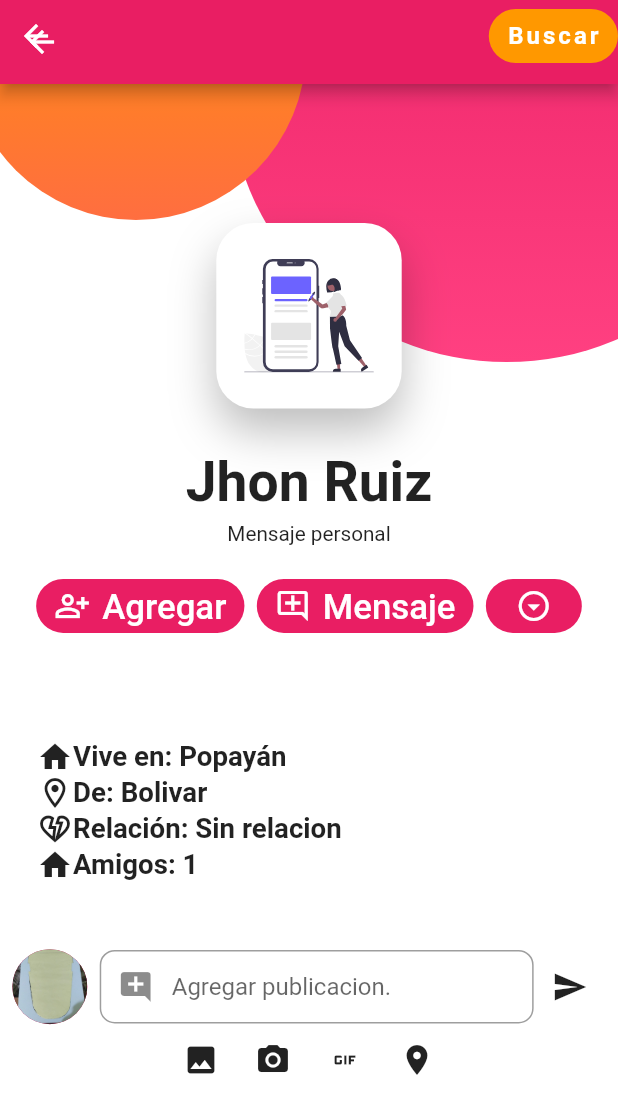
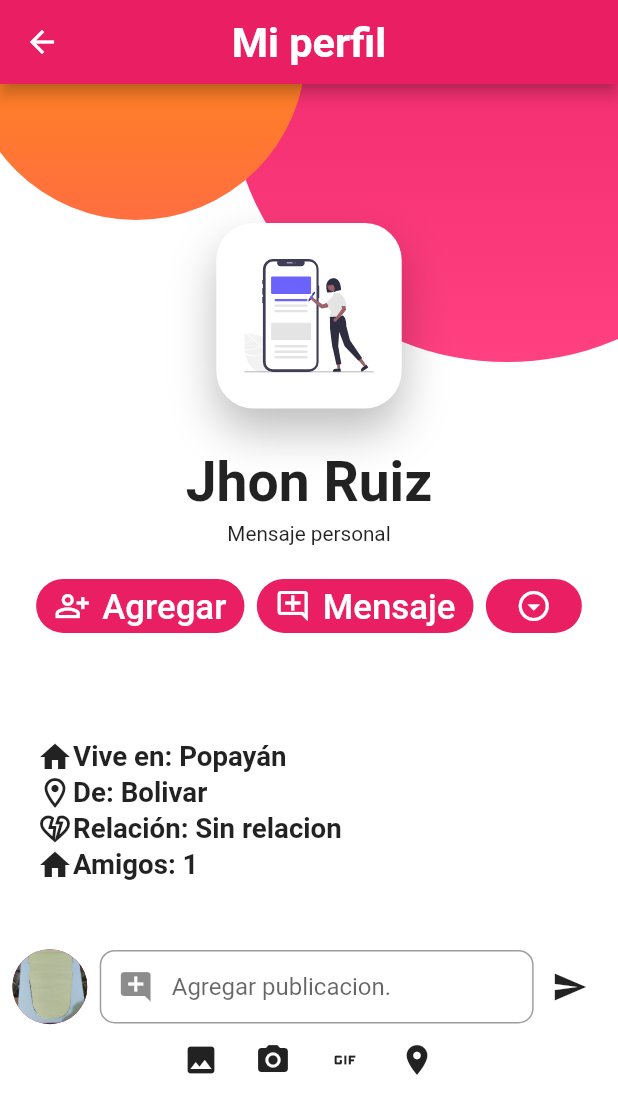
Before and after one commit to ricardo712/social_fast, a Flutter app: the perfilCompleto screen opened directly, on a phone screen of 412 x 824 dp. Shown: the top 1114 px of the screen. Run offline on Flutter 3.47's test engine with Material 2 defaults, Android fonts, the phone set to English and light mode, and no system bars; our stand-ins replace cloud_firestore, curved_navigation_bar, dio, file_picker, firebase_auth, firebase_core and 9 more; missing offline and left inert: dart:ffi, photo_manager; accounts and stored records are empty; network calls fail.

Commit message:
Appbar Corregidas

```diff
--- a/lib/screens/buscar.dart
+++ b/lib/screens/buscar.dart
@@ -50,7 +50,10 @@ class buscarUser extends StatelessWidget {
 
     return Scaffold(
       appBar: AppBar(
-        title: const Text('Buscar'),
+        title: Text(
+          'Buscar',
+          style: TextStyle(fontSize: responsive.dp(3)),
+        ),
         centerTitle: true,
       ),
       body: SizedBox(
--- a/lib/screens/home_screen.dart
+++ b/lib/screens/home_screen.dart
@@ -42,7 +42,10 @@ class _HomeSreenState extends State<HomeSreen> {
     objeto(pubmodel);
     return Scaffold(
       appBar: AppBar(
-        title: const Text('Inicio'),
+        title: Text(
+          'Social App',
+          style: TextStyle(fontSize: resposive.dp(3)),
+        ),
         centerTitle: true,
       ),
       body: SingleChildScrollView(
--- a/lib/screens/perfilCompleto.dart
+++ b/lib/screens/perfilCompleto.dart
@@ -51,6 +51,7 @@ class _perfilCompletoState extends State<perfilCompleto> {
           Column(
             children: [
               SizedBox(
+                height: responsive.hp(6.8),
                 width: responsive.wp(100),
                 child: _appBarPost(context),
               ),
@@ -339,35 +340,15 @@ class _perfilCompletoState extends State<perfilCompleto> {
   }
 
   Widget _appBarPost(BuildContext context) {
+    Responsive responsive = Responsive(context);
     return Row(
-      mainAxisAlignment: MainAxisAlignment.spaceBetween,
+      mainAxisAlignment: MainAxisAlignment.center,
       children: [
-        IconButton(
-          icon: const Icon(Icons.arrow_back),
-          splashRadius: 20,
-          onPressed: () {
-            //Navigator.of(context).pop();
-            Fluttertoast.showToast(msg: "Atras");
-          }, //=> Navigator.pushAndRemoveUntil(
-          // 'context', routeSlide(page: ejemplo1()), (_) => false)
-        ),
-        TextButton(
-          style: TextButton.styleFrom(
-              padding: const EdgeInsets.only(left: 12.0, right: 12.0),
-              backgroundColor: Colors.orange,
-              shape: RoundedRectangleBorder(
-                  borderRadius: BorderRadius.circular(50.0))),
-          onPressed: () {
-            Fluttertoast.showToast(msg: "Buscar");
-          },
-          child: const TextFrave(
-            text: 'Buscar',
-            color: Colors.white,
-            fontSize: 16,
-            fontWeight: FontWeight.w600,
-            letterSpacing: 2,
-          ),
-        ),
+        Text(
+          "Mi perfil",
+          style: TextStyle(
+              fontSize: responsive.dp(3), fontWeight: FontWeight.w600),
+        )
       ],
     );
   }
--- a/lib/screens/view_pub.dart
+++ b/lib/screens/view_pub.dart
@@ -23,7 +23,10 @@ class _viewPubState extends State<viewPub> {
 
     return Scaffold(
       appBar: AppBar(
-        title: const Text('Publicaciones'),
+        title: Text(
+          'Publicaciones',
+          style: TextStyle(fontSize: responsive.dp(3)),
+        ),
         centerTitle: true,
       ),
       body: SingleChildScrollView(
```
Also changed, not shown: lib/screens/notificaciones.dart (+6 -24 lines).
